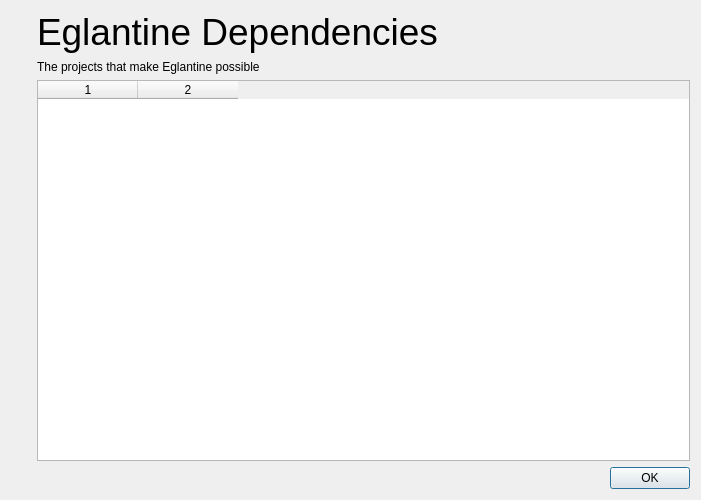
Before: the Qt Designer form src/yuzu/deps_dialog.ui in Darkfiredoom/PhoenixEmu, drawn with Qt 5.
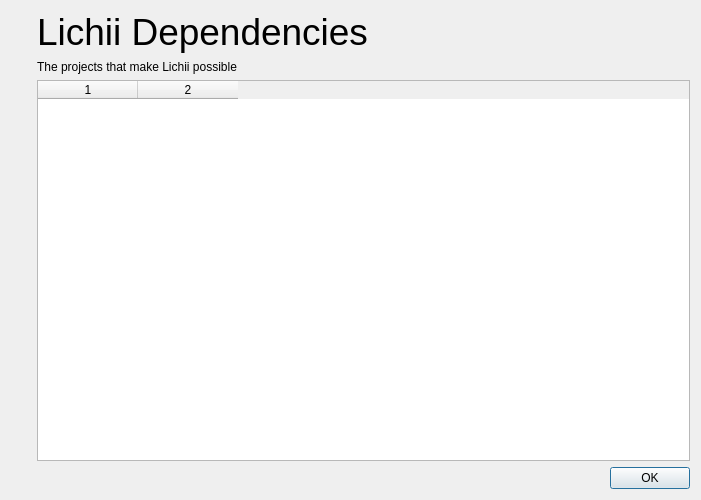
After: the same form once the commit is applied. Icons and pictures are not drawn.

Commit message: Rebrand desktop emulator as Lichii

What changed in the file:
```diff
--- a/src/yuzu/deps_dialog.ui
+++ b/src/yuzu/deps_dialog.ui
@@ -69,7 +69,7 @@
           </sizepolicy>
          </property>
          <property name="text">
-          <string>&lt;html&gt;&lt;head/&gt;&lt;body&gt;&lt;p&gt;&lt;span style=&quot; font-size:28pt;&quot;&gt;Eglantine Dependencies&lt;/span&gt;&lt;/p&gt;&lt;/body&gt;&lt;/html&gt;</string>
+          <string>&lt;html&gt;&lt;head/&gt;&lt;body&gt;&lt;p&gt;&lt;span style=&quot; font-size:28pt;&quot;&gt;Lichii Dependencies&lt;/span&gt;&lt;/p&gt;&lt;/body&gt;&lt;/html&gt;</string>
          </property>
         </widget>
        </item>
@@ -82,7 +82,7 @@
           </sizepolicy>
          </property>
          <property name="text">
-        <string>&lt;html&gt;&lt;head/&gt;&lt;body&gt;&lt;p&gt;The projects that make Eglantine possible&lt;/p&gt;&lt;/body&gt;&lt;/html&gt;</string>
+        <string>&lt;html&gt;&lt;head/&gt;&lt;body&gt;&lt;p&gt;The projects that make Lichii possible&lt;/p&gt;&lt;/body&gt;&lt;/html&gt;</string>
          </property>
         </widget>
        </item>
```
Left out of the diff: 4 changed lines with no effect on the pictures. The commit also changes 40 other files.
